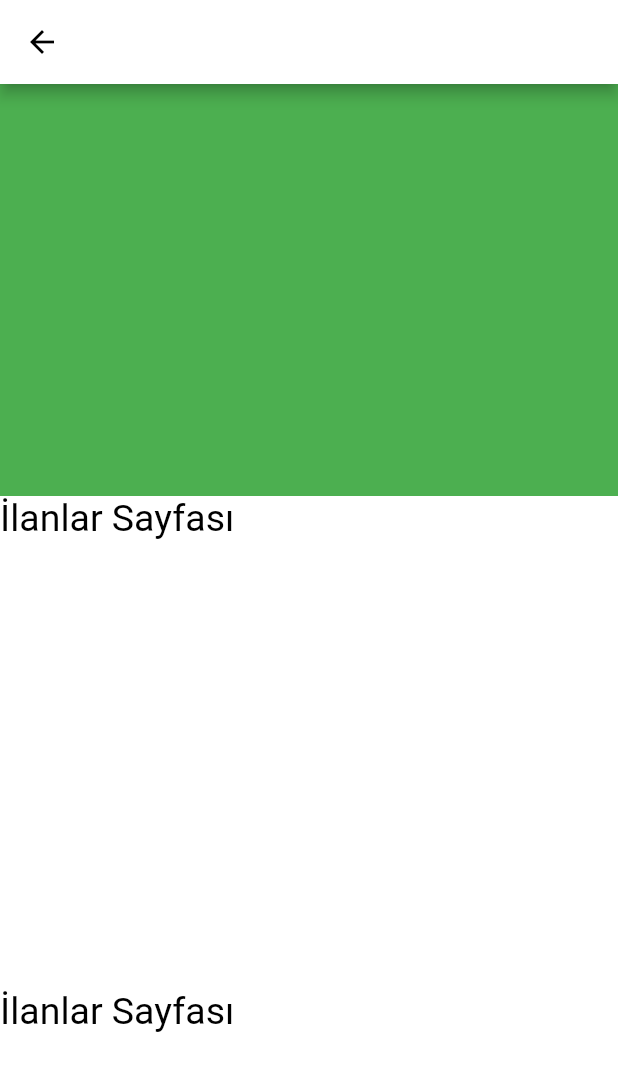
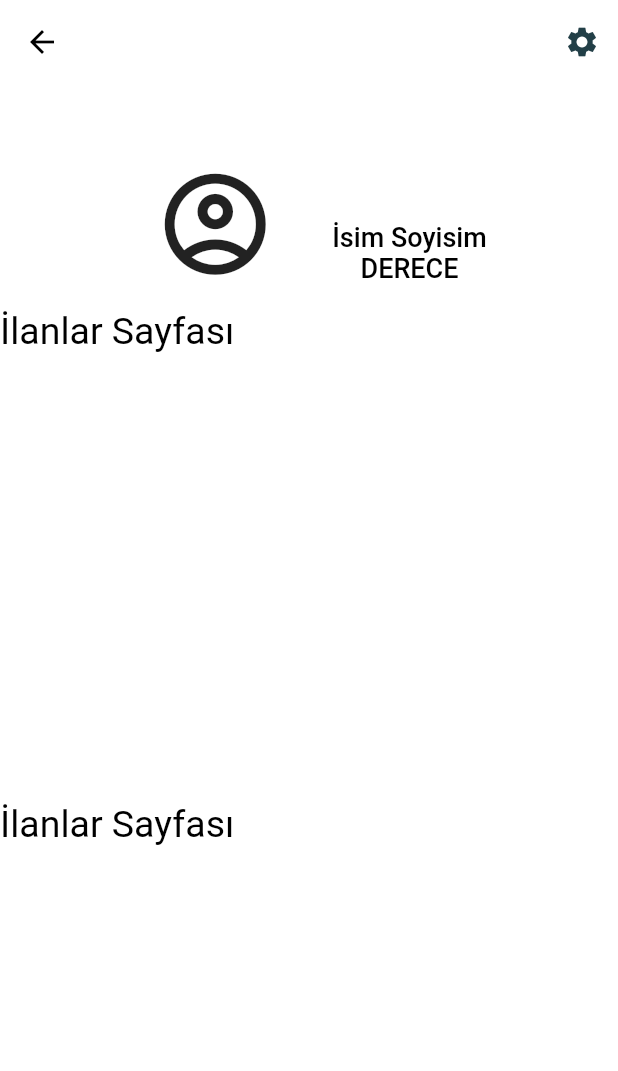
Before and after one commit to bilalozcan/hizmet_mobil_uygulama, a Flutter app: the ProfilePage screen opened directly, on a phone screen of 412 x 824 dp. Shown: the top 1071 px of the screen. Run offline on Flutter 3.47's test engine with Material 2 defaults, Android fonts, the phone set to English and light mode, and no system bars; our stand-ins replace cloud_firestore, firebase_auth, firebase_core, fluttertoast, google_fonts, shared_preferences; accounts and stored records are empty.

Commit message:
-Profil Ekranı Düzenlendi

```diff
--- a/lib/models/CarouselSlider.dart
+++ b/lib/models/CarouselSlider.dart
@@ -30,7 +30,7 @@ class _CarouselSliderState extends State<CarouselSlider> {
   void _nextImage() {
     setState(() {
       if (_photosIndex == widget._photoPaths.length - 1) {
-        Navigator.push(
+        Navigator.pushReplacement(
             context, MaterialPageRoute(builder: (context) => MainPage()));
       } else {
         _photosIndex++;
--- a/lib/ui/ProfilePage.dart
+++ b/lib/ui/ProfilePage.dart
@@ -1,3 +1,4 @@
+import 'package:flutter/cupertino.dart';
 import 'package:flutter/material.dart';
 import 'package:google_fonts/google_fonts.dart';
 
@@ -10,40 +11,40 @@ class _ProfilePageState extends State<ProfilePage> {
   @override
   Widget build(BuildContext context) {
     return Scaffold(
-      appBar: AppBar(
-        actions: [
-          Container(
-            width: MediaQuery.of(context).size.width,
-            child: Row(
-              mainAxisSize: MainAxisSize.max,
-              mainAxisAlignment: MainAxisAlignment.spaceBetween,
-              children: [
-
-              ],
-            ),
-          ),
-        ],
-      ),
       body: CustomScrollView(
         slivers: <Widget>[
           SliverAppBar(
-            backgroundColor: Colors.green,
-            toolbarHeight: MediaQuery.of(context).size.height/3,
-            automaticallyImplyLeading: false,
-            actions: [
-                 Row(
-                  mainAxisSize: MainAxisSize.max,
-                  mainAxisAlignment: MainAxisAlignment.spaceAround,
-                  children: [
-                    Container(
-                      decoration: BoxDecoration(
-                        color: Colors.black12,
-                      ),
-                    ),
-                  ],
-                ),
-            ],
+            actions: [IconButton(icon: Icon(Icons.settings), onPressed: (){},)],
+            expandedHeight: MediaQuery.of(context).size.height / 4,
             floating: true,
+            pinned: true,
+            snap: false,
+            flexibleSpace: FlexibleSpaceBar(
+              centerTitle: true,
+              title: Padding(
+                padding: EdgeInsets.only(left: MediaQuery.of(context).size.height / 12, top: MediaQuery.of(context).size.height / 25),
+                  child: Row(
+                    crossAxisAlignment: CrossAxisAlignment.end,
+                    children: [
+                      Icon(Icons.account_circle_outlined, size: 54),
+                      SizedBox(width: 25,),
+                      Column(
+                          mainAxisAlignment: MainAxisAlignment.end,
+                          children: [
+                            Text(
+                              "İsim Soyisim",
+                              style: TextStyle(fontSize: 12),
+                            ),
+                            Text(
+                              "DERECE",
+                              style: TextStyle(fontSize: 12),
+                            ),
+                          ],
+                        ),
+                    ],
+                  ),
+              ),
+            ),
           ),
           SliverList(
             delegate: SliverChildListDelegate(
@@ -54,6 +55,7 @@ class _ProfilePageState extends State<ProfilePage> {
       ),
     );
   }
+
   List<Widget> Pages() {
     return [
       //mainAxisAlignment: MainAxisAlignment.spaceEvenly,
--- a/lib/ui/SignIn.dart
+++ b/lib/ui/SignIn.dart
@@ -43,7 +43,6 @@ class _SignInState extends State<SignIn> {
         body: Container(
           width: MediaQuery.of(context).size.width,
           height: MediaQuery.of(context).size.height,
-          color: Colors.greenAccent,
           child: Center(
             child: Padding(
               padding: const EdgeInsets.all(16.0),
```
